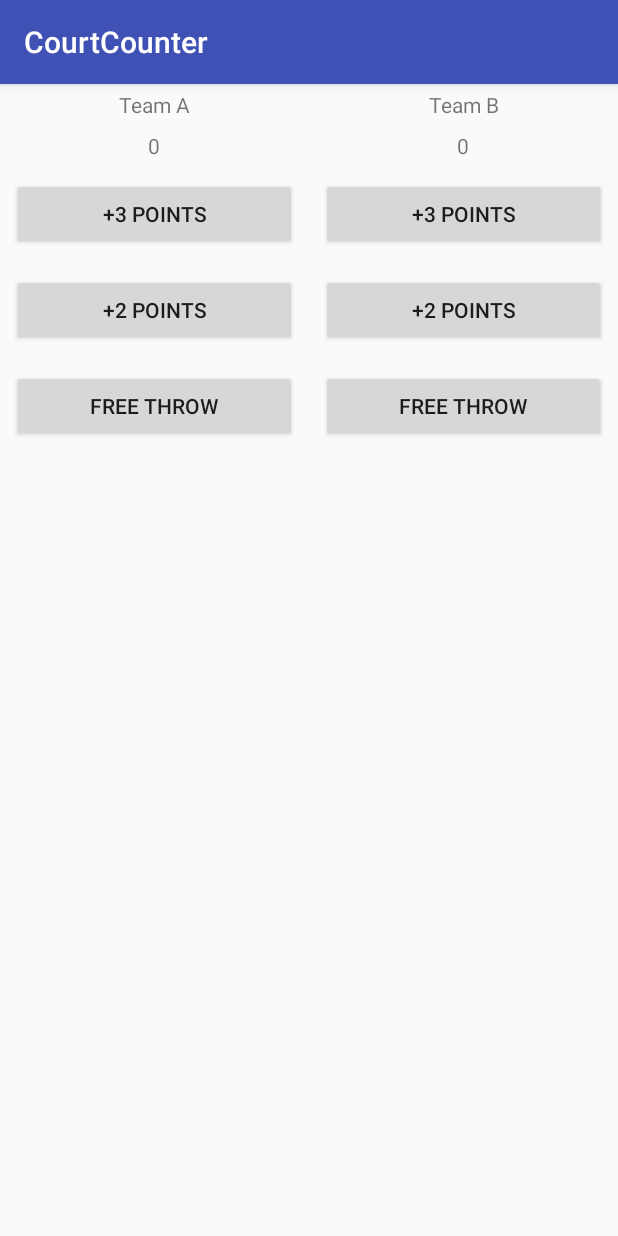
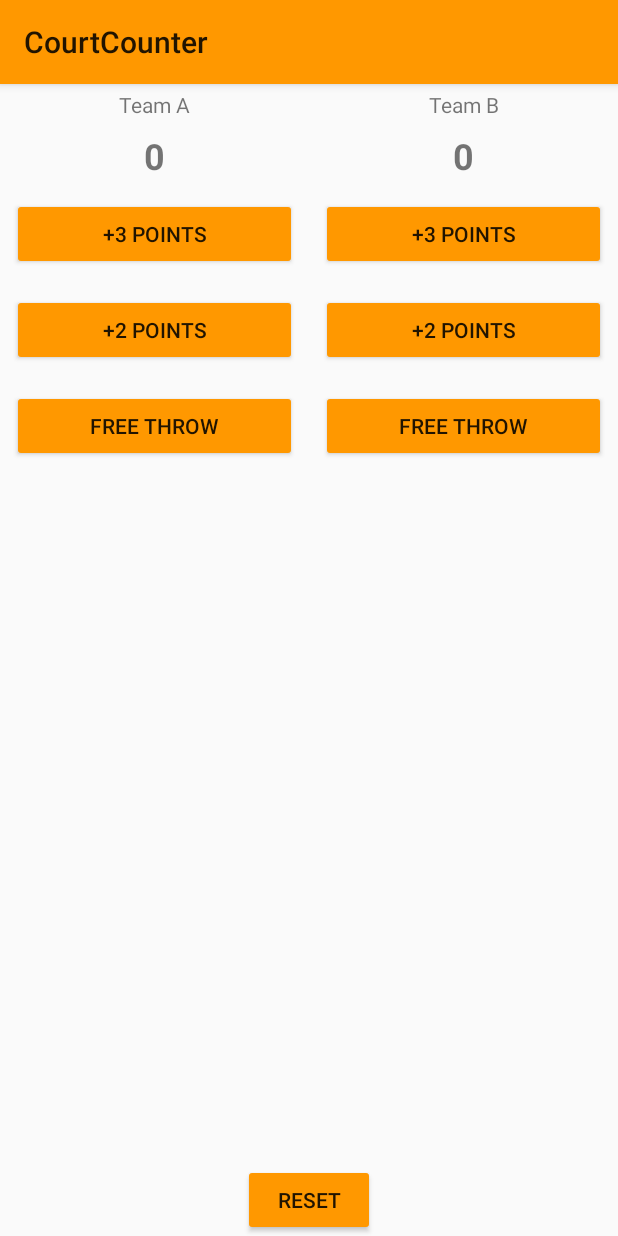
Before and after one commit to levontopalakian/AndroidStudioProjects, an Android app: the screen it shows after launch (MainActivity), on a phone screen of 412 x 824 dp. Run offline under Robolectric (Android 15) with nearby library versions, the phone set to English and light mode, and no system bars.

Commit message:
after adding reset button and style

```diff
--- a/CourtCounter/app/src/main/java/com/example/android/courtcounter/MainActivity.java
+++ b/CourtCounter/app/src/main/java/com/example/android/courtcounter/MainActivity.java
@@ -45,6 +45,14 @@ public class MainActivity extends AppCompatActivity {
         displayForTeamB(scoreB);
     }
 
+    public void reset (View view){
+        scoreA = 0;
+        scoreB = 0;
+        displayForTeamA(scoreA);
+        displayForTeamB(scoreB);
+
+    }
+
     /**
      * Displays the given score for Team A.
      */
--- a/CourtCounter/app/src/main/res/layout/activity_main.xml
+++ b/CourtCounter/app/src/main/res/layout/activity_main.xml
@@ -1,84 +1,119 @@
 <?xml version="1.0" encoding="utf-8"?>
-<LinearLayout xmlns:android="http://schemas.android.com/apk/res/android"
+<RelativeLayout xmlns:android="http://schemas.android.com/apk/res/android"
     xmlns:app="http://schemas.android.com/apk/res-auto"
     xmlns:tools="http://schemas.android.com/tools"
     android:layout_width="match_parent"
     android:layout_height="match_parent"
     tools:context=".MainActivity"
+    android:orientation="vertical">
+
+    <LinearLayout
+        android:layout_width="match_parent"
+        android:layout_height="wrap_content"
+        tools:context=".MainActivity"
         android:orientation="horizontal">
+
         <LinearLayout
             android:layout_width="wrap_content"
-        android:layout_height="match_parent"
-        android:orientation="vertical"
-        android:layout_weight="1">
+            android:layout_height="wrap_content"
+            android:layout_weight="1"
+            android:orientation="vertical">
+
             <TextView
                 android:layout_width="match_parent"
                 android:layout_height="wrap_content"
-            android:text="Team A"
                 android:gravity="center"
-            android:padding="4dp"/>
+                android:padding="4dp"
+                android:text="Team A" />
+
             <TextView
+                android:id="@+id/team_a_score"
                 android:layout_width="match_parent"
                 android:layout_height="wrap_content"
-            android:text="0"
                 android:gravity="center"
-            android:id="@+id/team_a_score"
-            android:padding="4dp"/>
+                android:padding="4dp"
+                android:textSize="24dp"
+                android:textStyle="bold"
+                android:text="0" />
+
             <Button
                 android:layout_width="match_parent"
                 android:layout_height="wrap_content"
                 android:layout_margin="8dp"
                 android:onClick="threepointsA"
-            android:text="+3 Points"/>
+                android:text="+3 Points" />
+
             <Button
                 android:layout_width="match_parent"
                 android:layout_height="wrap_content"
                 android:layout_margin="8dp"
                 android:onClick="twopointsA"
-            android:text="+2 Points"/>
+                android:text="+2 Points" />
+
             <Button
                 android:layout_width="match_parent"
                 android:layout_height="wrap_content"
                 android:layout_margin="8dp"
                 android:onClick="freeA"
-            android:text="Free Throw"/>
+                android:text="Free Throw" />
         </LinearLayout>
 
         <LinearLayout
             android:layout_width="wrap_content"
-        android:layout_height="match_parent"
-        android:orientation="vertical"
-        android:layout_weight="1">>
+            android:layout_height="wrap_content"
+            android:layout_weight="1"
+            android:orientation="vertical">>
+
             <TextView
                 android:layout_width="match_parent"
                 android:layout_height="wrap_content"
-            android:text="Team B"
                 android:gravity="center"
-            android:padding="4dp"/>
+                android:padding="4dp"
+                android:text="Team B" />
+
             <TextView
+                android:id="@+id/team_b_score"
                 android:layout_width="match_parent"
                 android:layout_height="wrap_content"
-            android:text="0"
                 android:gravity="center"
-            android:id="@+id/team_b_score"
-            android:padding="4dp"/>
+                android:padding="4dp"
+                android:textSize="24dp"
+                android:textStyle="bold"
+
+                android:text="0" />
+
             <Button
                 android:layout_width="match_parent"
                 android:layout_height="wrap_content"
                 android:layout_margin="8dp"
                 android:onClick="threepointsB"
-            android:text="+3 Points"/>
+                android:text="+3 Points" />
+
             <Button
                 android:layout_width="match_parent"
                 android:layout_height="wrap_content"
                 android:layout_margin="8dp"
                 android:onClick="twopointsB"
-            android:text="+2 Points"/>
+                android:text="+2 Points" />
+
             <Button
                 android:layout_width="match_parent"
                 android:layout_height="wrap_content"
                 android:layout_margin="8dp"
                 android:onClick="freeB"
-            android:text="Free Throw"/>
+                android:text="Free Throw" />
         </LinearLayout>
+
     </LinearLayout>
+
+    <Button
+        android:layout_width="wrap_content"
+        android:layout_height="wrap_content"
+        android:layout_gravity="center_horizontal"
+        android:layout_weight="0"
+        android:onClick="reset"
+        android:layout_alignParentBottom="true"
+        android:layout_centerHorizontal="true"
+        android:text="Reset" />
+
+</RelativeLayout>
--- a/CourtCounter/app/src/main/res/values/styles.xml
+++ b/CourtCounter/app/src/main/res/values/styles.xml
@@ -1,11 +1,9 @@
 <resources>
-
     <!-- Base application theme. -->
-    <style name="AppTheme" parent="Theme.AppCompat.Light.DarkActionBar">
-        <!-- Customize your theme here. -->
-        <item name="colorPrimary">@color/colorPrimary</item>
-        <item name="colorPrimaryDark">@color/colorPrimaryDark</item>
-        <item name="colorAccent">@color/colorAccent</item>
+    <style name="AppTheme" parent="Theme.AppCompat.Light">
+        <!-- Primary theme color of the app (sets background color of app bar) -->
+        <item name="colorPrimary">#FF9800</item>
+        <!-- Background color of buttons in the app -->
+        <item name="colorButtonNormal">#FF9800</item>
     </style>
-
 </resources>
```
Lines whose indentation alone changed are shown as unchanged.
